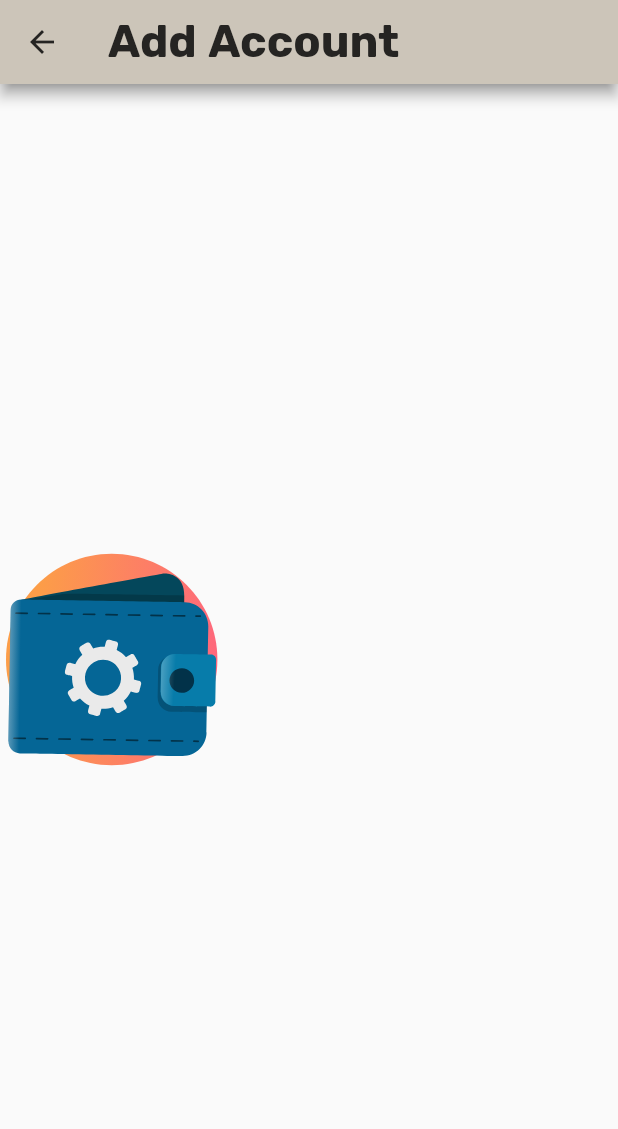
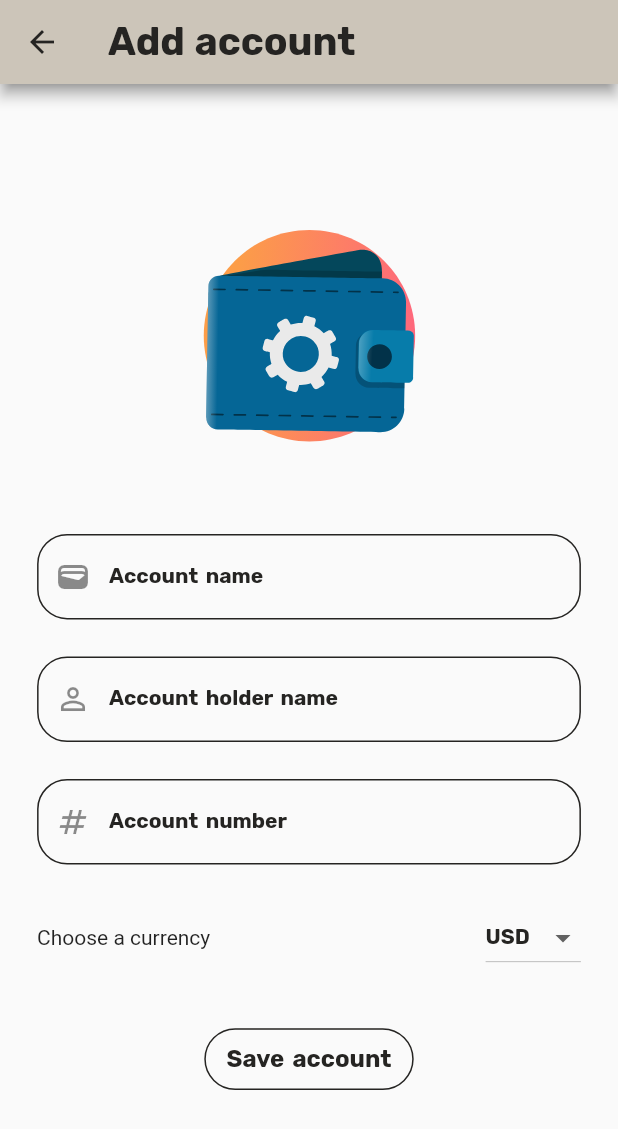
Before and after one commit to Tgrlzphlvn/easy_wallet, a Flutter app: the screen it shows after launch, after a tap on the "add card" icon, on a phone screen of 412 x 824 dp. Shown: the top 1129 px of the screen. Run offline on Flutter 3.47's test engine with Material 2 defaults, Android fonts, the phone set to English and light mode, and no system bars; our stand-ins replace easy_localization, google_fonts, hive_flutter, lottie; accounts and stored records are empty.

Commit message:
Add account page is finished

```diff
--- a/lib/core/localization/localization_helper.dart
+++ b/lib/core/localization/localization_helper.dart
@@ -18,4 +18,10 @@ class LocalizationHelper {
   static final String settings = 'settings'.tr();
   static final String expenses = 'expenses'.tr();
   static final String incomes = 'incomes'.tr();
+  static final String addAccount = 'add_account'.tr();
+  static final String accountName = 'account_name'.tr();
+  static final String accountHolderName = 'account_holder_name'.tr();
+  static final String accountNumber = 'account_number'.tr();
+  static final String saveAccount = 'save_account'.tr();
+  static final String chooseCurrency = 'choose_currency'.tr();
 }
--- a/lib/core/providers/provider_controller.dart
+++ b/lib/core/providers/provider_controller.dart
@@ -1,3 +1,4 @@
+import 'package:easy_wallet_v2/feature/viewmodel/add_account_page_view_model.dart';
 import 'package:easy_wallet_v2/feature/viewmodel/home_view_model.dart';
 import 'package:provider/provider.dart';
 import 'package:provider/single_child_widget.dart';
@@ -17,5 +18,8 @@ class ProviderController {
     ChangeNotifierProvider<HomeViewModel>(
       create: (context) => HomeViewModel(),
     ),
+    ChangeNotifierProvider<AddAccountPageViewModel>(
+      create: (context) => AddAccountPageViewModel(),
+    ),
   ];
 }
--- a/lib/core/theme/text/text_theme.dart
+++ b/lib/core/theme/text/text_theme.dart
@@ -13,10 +13,10 @@ class WalletLightTextTheme with BaseSingleton {
 
   TextTheme get textTheme => TextTheme(
         headline3: GoogleFonts.rubik(
-          fontSize: 30,
+          fontSize: 26,
           fontWeight: FontWeight.bold,
           color: walletColors.eerieBlack,
-          wordSpacing: 2,
+          wordSpacing: 1,
         ),
         headline4: GoogleFonts.rubik(
           fontSize: 24,
@@ -55,7 +55,7 @@ class WalletLightTextTheme with BaseSingleton {
           wordSpacing: 2,
         ),
         bodyText1: GoogleFonts.rubik(
-          fontSize: 8,
+          fontSize: 14,
           fontWeight: FontWeight.bold,
           color: walletColors.eerieBlack,
           wordSpacing: 2,
--- a/lib/core/theme/wallet_light_theme.dart
+++ b/lib/core/theme/wallet_light_theme.dart
@@ -1,5 +1,6 @@
 import 'package:easy_wallet_v2/core/base/base_singleton.dart';
 import 'package:flutter/material.dart';
+import 'package:easy_wallet_v2/product/extensions/ui_settings_extensions.dart';
 
 class WalletLightTheme with BaseSingleton {
   static WalletLightTheme? _instance;
@@ -45,5 +46,32 @@ class WalletLightTheme with BaseSingleton {
         ),
         progressIndicatorTheme: ProgressIndicatorThemeData(
           color: walletColors.eerieBlack,
-      ));
+        ),
+        inputDecorationTheme: InputDecorationTheme(
+          labelStyle: TextStyle(
+            color: walletColors.eerieBlack,
+          ),
+          iconColor: walletColors.blackOlive,
+          border: OutlineInputBorder(
+            borderRadius: ThemeData().borderRadiusNormal,
+            borderSide: BorderSide(color: walletColors.eerieBlack),
+          ),
+          enabledBorder: OutlineInputBorder(
+            borderRadius: ThemeData().borderRadiusNormal,
+            borderSide: BorderSide(color: walletColors.eerieBlack),
+          ),
+          focusedBorder: OutlineInputBorder(
+            borderRadius: ThemeData().borderRadiusNormal,
+            borderSide: BorderSide(color: walletColors.morningBlue),
+          ),
+          errorBorder: OutlineInputBorder(
+            borderRadius: ThemeData().borderRadiusNormal,
+            borderSide: BorderSide(color: walletColors.bittersweetShimmer),
+          ),
+          focusedErrorBorder: OutlineInputBorder(
+            borderRadius: ThemeData().borderRadiusNormal,
+            borderSide: BorderSide(color: walletColors.bittersweetShimmer),
+          ),
+        ),
+      );
 }
--- /dev/null
+++ b/lib/core/widgets/wallet_dropdown_button.dart
@@ -0,0 +1,24 @@
+import 'package:flutter/material.dart';
+
+class WalletDropDownButton<T> extends StatelessWidget {
+  const WalletDropDownButton({
+    Key? key,
+    required this.onChanged,
+    required this.value,
+    required this.items,
+  }) : super(key: key);
+
+  final void Function(T?) onChanged;
+  final T value;
+  final List<DropdownMenuItem<T>>? items;
+
+  @override
+  Widget build(BuildContext context) {
+    return DropdownButton<T>(
+      borderRadius: BorderRadius.circular(20),
+      value: value,
+      items: items,
+      onChanged: onChanged,
+    );
+  }
+}
--- /dev/null
+++ b/lib/core/widgets/wallet_text_form_field.dart
@@ -0,0 +1,46 @@
+import 'package:easy_wallet_v2/core/base/base_singleton.dart';
+import 'package:flutter/material.dart';
+import 'package:flutter/services.dart';
+
+class WalletTextFormField extends StatelessWidget with BaseSingleton {
+  const WalletTextFormField(
+      {Key? key,
+      required this.controller,
+      required this.keyboardType,
+      required this.action,
+      required this.inputFormatters,
+      required this.label,
+      required this.icon,
+      required this.nextFocusValue})
+      : super(key: key);
+
+  final TextEditingController controller;
+  final TextInputType keyboardType;
+  final TextInputAction action;
+  final List<TextInputFormatter> inputFormatters;
+  final String label;
+  final IconData icon;
+  final int nextFocusValue;
+
+  @override
+  Widget build(BuildContext context) {
+    return TextFormField(
+      decoration: InputDecoration(
+        label: Text(label),
+        prefixIcon: Icon(icon),
+      ),
+      style: walletTextTheme.textTheme.bodyText1,
+      keyboardType: keyboardType,
+      textAlign: TextAlign.start,
+      textInputAction: action,
+      inputFormatters: inputFormatters,
+      onChanged: (value) {
+        if (value.length == nextFocusValue) {
+          FocusScope.of(context).nextFocus();
+        } else if (value.isEmpty) {
+          FocusScope.of(context).previousFocus();
+        }
+      },
+    );
+  }
+}
--- a/lib/feature/view/home/home_view.dart
+++ b/lib/feature/view/home/home_view.dart
@@ -33,7 +33,7 @@ class HomeView extends StatelessWidget with BaseSingleton {
                   account: AccountMock.mockAccount[index],
                   onPressed: () => Navigator.of(context).push(
                     MaterialPageRoute(
-                      builder: (context) => const AddAccountPage(),
+                      builder: (context) => AddAccountPage(),
                     ),
                   ),
                 );
--- a/lib/feature/view/pages/add_account_page.dart
+++ b/lib/feature/view/pages/add_account_page.dart
@@ -1,26 +1,121 @@
 import 'package:easy_wallet_v2/core/base/base_singleton.dart';
+import 'package:easy_wallet_v2/core/localization/localization_helper.dart';
+import 'package:easy_wallet_v2/core/widgets/wallet_dropdown_button.dart';
+import 'package:easy_wallet_v2/core/widgets/wallet_outline_button.dart';
+import 'package:easy_wallet_v2/core/widgets/wallet_text_form_field.dart';
+import 'package:easy_wallet_v2/feature/model/account.dart';
+import 'package:easy_wallet_v2/feature/viewmodel/add_account_page_view_model.dart';
 import 'package:easy_wallet_v2/product/utils/lottie_helper.dart';
 import 'package:flutter/material.dart';
 import 'package:easy_wallet_v2/product/extensions/ui_settings_extensions.dart';
+import 'package:flutter/services.dart';
+import 'package:provider/provider.dart';
 
 class AddAccountPage extends StatelessWidget with BaseSingleton {
-  const AddAccountPage({Key? key}) : super(key: key);
+  AddAccountPage({Key? key}) : super(key: key);
+
+  final TextEditingController _controller = TextEditingController();
+  final TextEditingController _accountNameController = TextEditingController();
 
   @override
   Widget build(BuildContext context) {
     return Scaffold(
       appBar: AppBar(
-        title: const Text('Add Account'),
+        title: Text(LocalizationHelper.addAccount),
       ),
       body: Column(
         mainAxisAlignment: MainAxisAlignment.center,
         children: [
-          LottieHelper.showLottie(
-            LottieEnum.walletSettings,
-            lottieHeight: context.heightGenerator(0.18),
+          Padding(
+            padding: context.paddingAllHigh,
+            child: LottieHelper.showLottie(
+              LottieEnum.walletSettings,
+              lottieHeight: context.heightGenerator(0.18),
+            ),
           ),
+          Padding(
+            padding: context.walletCardWidgetsPaddingHigh,
+            child: WalletTextFormField(
+              icon: Icons.wallet,
+              label: LocalizationHelper.accountName,
+              controller: _accountNameController,
+              keyboardType: TextInputType.name,
+              action: TextInputAction.next,
+              nextFocusValue: 24,
+              inputFormatters: [
+                FilteringTextInputFormatter.singleLineFormatter,
+                LengthLimitingTextInputFormatter(24),
+              ],
+            ),
+          ),
+          Padding(
+            padding: context.walletCardWidgetsPaddingHigh,
+            child: WalletTextFormField(
+              icon: Icons.person_outline,
+              label: LocalizationHelper.accountHolderName,
+              controller: _accountNameController,
+              keyboardType: TextInputType.name,
+              action: TextInputAction.next,
+              nextFocusValue: 24,
+              inputFormatters: [
+                FilteringTextInputFormatter.singleLineFormatter,
+                LengthLimitingTextInputFormatter(24),
+              ],
+            ),
+          ),
+          Padding(
+            padding: context.walletCardWidgetsPaddingHigh,
+            child: WalletTextFormField(
+              icon: Icons.numbers,
+              label: LocalizationHelper.accountNumber,
+              controller: _controller,
+              keyboardType: TextInputType.number,
+              action: TextInputAction.done,
+              nextFocusValue: 16,
+              inputFormatters: [
+                FilteringTextInputFormatter.digitsOnly,
+                LengthLimitingTextInputFormatter(16),
+              ],
+            ),
+          ),
+          Padding(
+            padding: context.walletCardWidgetsPaddingHigh,
+            child: _currencyUnitDropDownButtonRow(context),
+          ),
+          Padding(
+            padding: context.paddingAllHigh,
+            child: WalletOutlineButton(
+              title: LocalizationHelper.saveAccount,
+              onPressed: () {},
+            ),
+          )
         ],
       ),
     );
   }
+
+  Row _currencyUnitDropDownButtonRow(BuildContext context) {
+    return Row(
+      mainAxisAlignment: MainAxisAlignment.spaceBetween,
+      children: [
+        Text(LocalizationHelper.chooseCurrency),
+        WalletDropDownButton<CurrencyUnit>(
+          value: Provider.of<AddAccountPageViewModel>(context).chosenCurrecyUnit,
+          onChanged: (value) {
+            Provider.of<AddAccountPageViewModel>(context, listen: false)
+                .changeCurrencyUnit(value!);
+          },
+          items: CurrencyUnit.values
+              .map<DropdownMenuItem<CurrencyUnit>>(
+                (value) => DropdownMenuItem(
+                  value: value,
+                  child:
+                      Text(value.name, style: walletTextTheme.textTheme.bodyText1),
+                ),
+              )
+              .toList(),
+        ),
+      ],
+    );
+  }
 }
--- /dev/null
+++ b/lib/feature/viewmodel/add_account_page_view_model.dart
@@ -0,0 +1,21 @@
+import 'package:easy_wallet_v2/feature/model/account.dart';
+import 'package:easy_wallet_v2/product/constants/hive_constants.dart';
+import 'package:easy_wallet_v2/product/hive/account/account_cache.dart';
+import 'package:flutter/material.dart';
+
+class AddAccountPageViewModel extends ChangeNotifier {
+
+  final AccountCache _accountCache = AccountCache(HiveKeys.accountKey);
+
+  CurrencyUnit chosenCurrecyUnit = CurrencyUnit.americanDollar;
+
+  void changeCurrencyUnit(CurrencyUnit currecyUnit) {
+    chosenCurrecyUnit = currecyUnit;
+    notifyListeners();
+  }
+
+  Future<void> addAccount(Account account)async  {
+    await _accountCache.addObject(account);
+    notifyListeners();
+  }
+}
--- a/lib/product/constants/wallet_strings.dart
+++ /dev/null
@@ -1,3 +0,0 @@
-
-
-class WalletStrings {}
--- a/lib/product/extensions/account_extensions.dart
+++ b/lib/product/extensions/account_extensions.dart
@@ -41,6 +41,14 @@ extension AccountExtension on Account {
     }
   }
 
+  String getDayMonthYear() {
+    return '${createdTime.day}.${createdTime.month}.${createdTime.year}';
+  }
+
+  String getMonthYear() {
+    return '${createdTime.month}.${createdTime.year}';
+  }
+
   String accountNumberValidatator() {
     String firstNumber = accountNumber.toString().characters.first;
     List<String> otherNumbers = accountNumber.toString().characters.toList();
--- a/lib/product/extensions/ui_settings_extensions.dart
+++ b/lib/product/extensions/ui_settings_extensions.dart
@@ -88,3 +88,7 @@ extension BorderRadiusExtension on BuildContext {
   BorderRadius get borderRadiusHigh => BorderRadius.all(radiusHigh);
   BorderRadius get borderRadiusVeryHigh => BorderRadius.all(radiusVeryHigh);
 }
+
+extension ThemeDataBorderRadiusExtension on ThemeData {
+  BorderRadius get borderRadiusNormal => const BorderRadius.all(Radius.circular(20));
+}
--- a/lib/product/utils/amount_validator.dart
+++ b/lib/product/utils/amount_validator.dart
@@ -29,7 +29,7 @@ class AmountValidator {
     helper1 = value.substring(z, i);
     if (n != null || k != null) helper2 = value.substring(n!, k!);
     helper3 =
-        n != null || k != null ? '$helper.$helper1.$helper2' : '$helper.$helper1';
+        n != null || k != null ? '$helper,$helper1,$helper2' : '$helper,$helper1';
 
     return helper3;
   }
```
Also changed, not shown: assets/translations/en-US.json (+7 -1 lines). Lines whose indentation alone changed are shown as unchanged.
